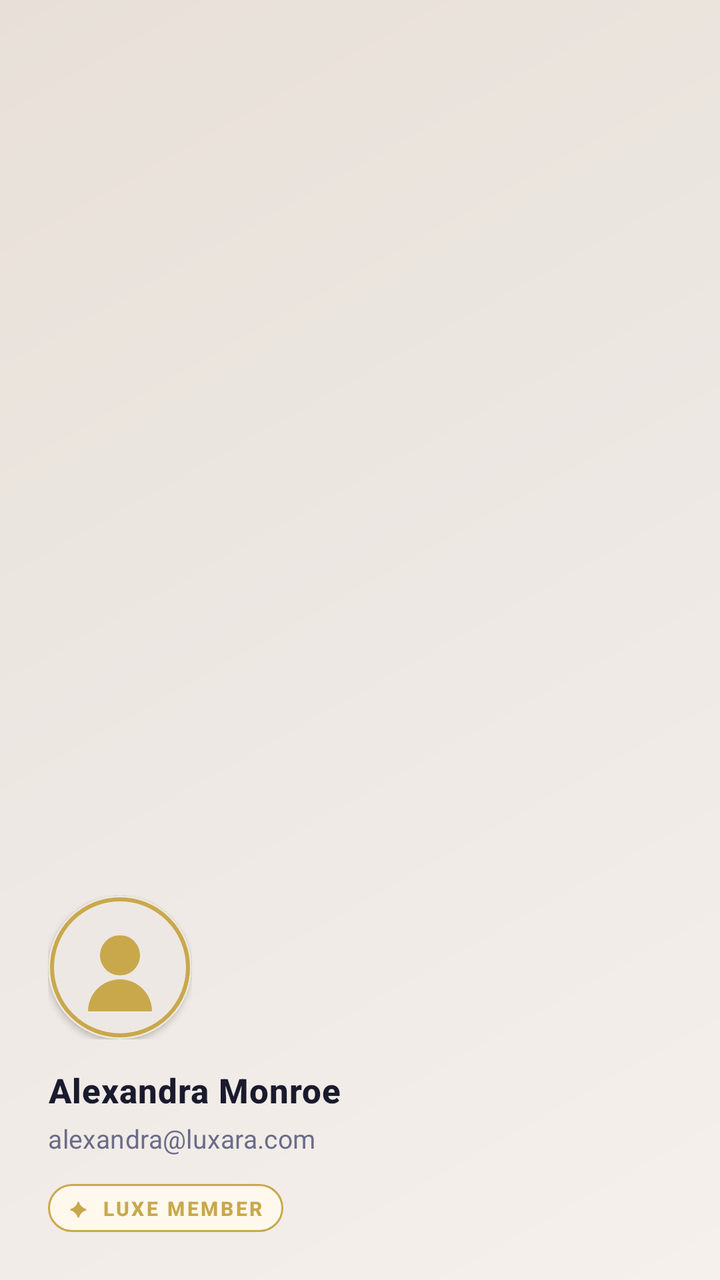
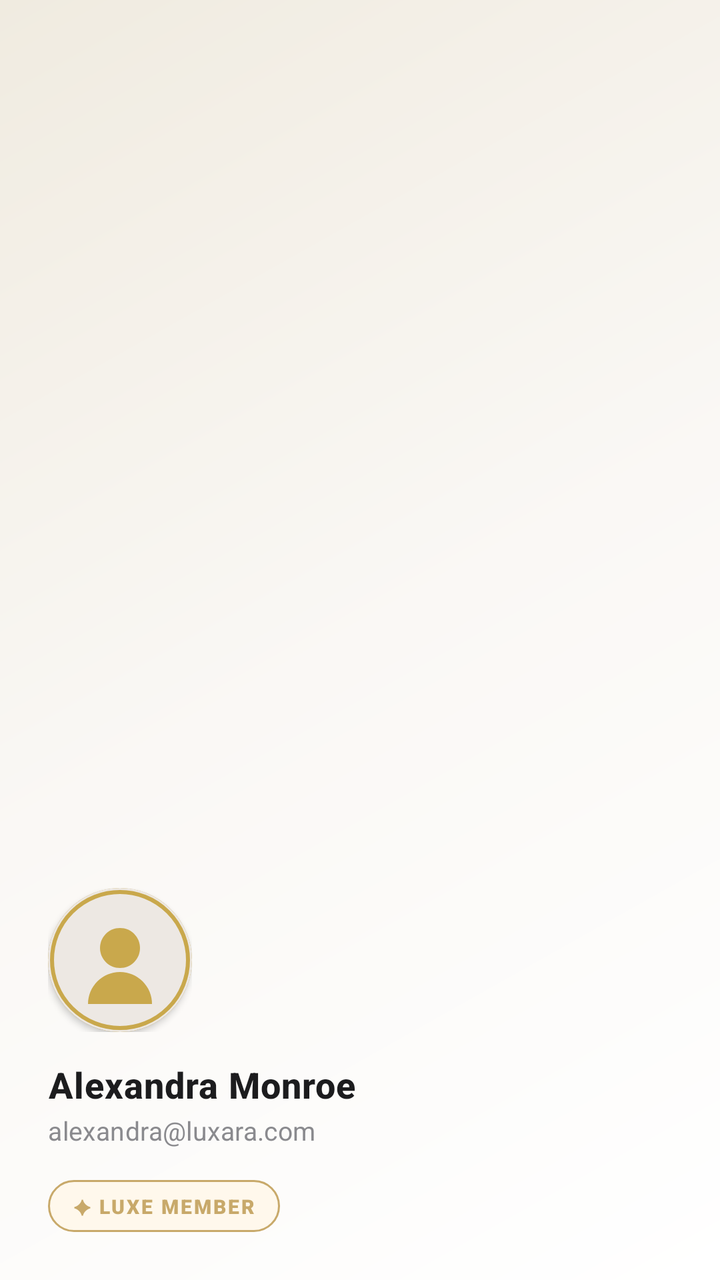

Compare the two renders of this Android layout. The source of the first and the diff that turns it into the second are given below.
<!-- AndroidManifest.xml: application theme Theme.Luxara -->
<!-- res/layout/side_nav_header.xml -->
<?xml version="1.0" encoding="utf-8"?>
<LinearLayout xmlns:android="http://schemas.android.com/apk/res/android"
    xmlns:app="http://schemas.android.com/apk/res-auto"
    android:layout_width="match_parent"
    android:layout_height="200dp"
    android:orientation="vertical"
    android:padding="24dp"
    android:paddingBottom="20dp"
    android:gravity="bottom"
    android:background="@drawable/nav_header_background">

    <FrameLayout
        android:layout_width="72dp"
        android:layout_height="72dp"
        android:layout_marginBottom="14dp">

        <ImageView
            android:id="@+id/iv_profile"
            android:layout_width="72dp"
            android:layout_height="72dp"
            android:src="@drawable/ic_default_avatar"
            android:scaleType="centerCrop"
            android:background="@drawable/circle_profile_border"
            android:clipToOutline="true"
            android:elevation="2dp"
            android:contentDescription="Profile Picture" />

    </FrameLayout>

    <TextView
        android:id="@+id/tv_user_name"
        android:layout_width="wrap_content"
        android:layout_height="wrap_content"
        android:text="Alexandra Monroe"
        android:textColor="#1A1A2E"
        android:textSize="17sp"
        android:textStyle="bold"
        android:fontFamily="sans-serif-medium"
        android:letterSpacing="0.02"
        android:layout_marginBottom="4dp" />

    <TextView
        android:id="@+id/tv_user_email"
        android:layout_width="wrap_content"
        android:layout_height="wrap_content"
        android:text="alexandra@luxara.com"
        android:textColor="#6B6B8A"
        android:textSize="13sp"
        android:fontFamily="sans-serif"
        android:letterSpacing="0.01" />

    <LinearLayout
        android:layout_width="match_parent"
        android:layout_height="wrap_content"
        android:orientation="horizontal"
        android:layout_marginTop="14dp"
        android:gravity="start">

        <TextView
            android:id="@+id/tv_membership_badge"
            android:layout_width="wrap_content"
            android:layout_height="match_parent"
            android:background="@drawable/badge_background"
            android:fontFamily="sans-serif-medium"
            android:letterSpacing="0.12"
            android:paddingStart="10dp"
            android:paddingTop="5dp"
            android:paddingEnd="10dp"
            android:paddingBottom="5dp"
            android:text="✦  LUXE MEMBER"
            android:textColor="#C9A84C"
            android:textSize="10sp"
            android:textStyle="bold" />

    </LinearLayout>

</LinearLayout>
<!-- resources referenced by this layout -->
<resources>
  <!-- drawable badge_background (drawable) -->
  <?xml version="1.0" encoding="utf-8"?>
  <shape xmlns:android="http://schemas.android.com/apk/res/android"
      android:shape="rectangle">
  
      <solid android:color="#FFF8EC" />
  
      <stroke
          android:width="1dp"
          android:color="#C9A84C" />
  
      <corners android:radius="20dp" />
  
  </shape>
  <!-- drawable circle_profile_border (drawable) -->
  <?xml version="1.0" encoding="utf-8"?>
  <shape xmlns:android="http://schemas.android.com/apk/res/android"
      android:shape="oval">
  
      <solid android:color="#FFFFFF" />
  
      <stroke
          android:width="2dp"
          android:color="#C9A84C" />
  
      <size
          android:width="72dp"
          android:height="72dp" />
  
  </shape>
  <!-- drawable nav_header_background (drawable) -->
  <?xml version="1.0" encoding="utf-8"?>
  <shape xmlns:android="http://schemas.android.com/apk/res/android"
      android:shape="rectangle">
  
      <gradient
          android:type="linear"
          android:angle="135"
          android:startColor="#F5F0EB"
          android:centerColor="#EDE8E3"
          android:endColor="#E8E0D8"
          android:useLevel="false" />
  
  </shape>
  <color name="md_theme_primary">#415F91</color>
  <color name="md_theme_onPrimary">#FFFFFF</color>
  <color name="md_theme_primaryContainer">#D6E3FF</color>
  <color name="md_theme_onPrimaryContainer">#284777</color>
  <color name="md_theme_secondary">#565F71</color>
  <color name="md_theme_onSecondary">#FFFFFF</color>
  <color name="md_theme_secondaryContainer">#DAE2F9</color>
  <color name="md_theme_onSecondaryContainer">#3E4759</color>
  <color name="md_theme_tertiary">#705575</color>
  <color name="md_theme_onTertiary">#FFFFFF</color>
  <color name="md_theme_tertiaryContainer">#FAD8FD</color>
  <color name="md_theme_onTertiaryContainer">#573E5C</color>
  <color name="md_theme_error">#BA1A1A</color>
  <color name="md_theme_onError">#FFFFFF</color>
  <color name="md_theme_errorContainer">#FFDAD6</color>
  <color name="md_theme_onErrorContainer">#93000A</color>
  <color name="md_theme_background">#F9F9FF</color>
  <color name="md_theme_onBackground">#191C20</color>
  <color name="md_theme_surface">#F9F9FF</color>
  <color name="md_theme_onSurface">#191C20</color>
  <color name="md_theme_surfaceVariant">#E0E2EC</color>
  <color name="md_theme_onSurfaceVariant">#44474E</color>
  <color name="md_theme_outline">#74777F</color>
  <color name="md_theme_outlineVariant">#C4C6D0</color>
  <color name="md_theme_inverseSurface">#2E3036</color>
  <color name="md_theme_inverseOnSurface">#F0F0F7</color>
  <color name="md_theme_inversePrimary">#AAC7FF</color>
  <color name="md_theme_primaryFixed">#D6E3FF</color>
  <color name="md_theme_onPrimaryFixed">#001B3E</color>
  <color name="md_theme_primaryFixedDim">#AAC7FF</color>
  <color name="md_theme_onPrimaryFixedVariant">#284777</color>
  <color name="md_theme_secondaryFixed">#DAE2F9</color>
  <color name="md_theme_onSecondaryFixed">#131C2B</color>
  <color name="md_theme_secondaryFixedDim">#BEC6DC</color>
  <color name="md_theme_onSecondaryFixedVariant">#3E4759</color>
  <color name="md_theme_tertiaryFixed">#FAD8FD</color>
  <color name="md_theme_onTertiaryFixed">#28132E</color>
  <color name="md_theme_tertiaryFixedDim">#DDBCE0</color>
  <color name="md_theme_onTertiaryFixedVariant">#573E5C</color>
  <color name="md_theme_surfaceDim">#D9D9E0</color>
  <color name="md_theme_surfaceBright">#F9F9FF</color>
  <color name="md_theme_surfaceContainerLowest">#FFFFFF</color>
  <color name="md_theme_surfaceContainerLow">#F3F3FA</color>
  <color name="md_theme_surfaceContainer">#EDEDF4</color>
  <color name="md_theme_surfaceContainerHigh">#E7E8EE</color>
  <color name="md_theme_surfaceContainerHighest">#E2E2E9</color>
  <!-- unchanged entries left out for length: 2 -->
</resources>

<!-- the commit's change to res/layout/side_nav_header.xml (unified diff, before → after) -->
@@ -32,19 +32,19 @@
         android:layout_width="wrap_content"
         android:layout_height="wrap_content"
         android:text="Alexandra Monroe"
-        android:textColor="#1A1A2E"
-        android:textSize="17sp"
+        android:textColor="@color/color_text_primary"
+        android:textSize="18sp"
         android:textStyle="bold"
         android:fontFamily="sans-serif-medium"
         android:letterSpacing="0.02"
-        android:layout_marginBottom="4dp" />
+        android:layout_marginBottom="2dp" />
 
     <TextView
         android:id="@+id/tv_user_email"
         android:layout_width="wrap_content"
         android:layout_height="wrap_content"
         android:text="alexandra@luxara.com"
-        android:textColor="#6B6B8A"
+        android:textColor="@color/color_text_secondary"
         android:textSize="13sp"
         android:fontFamily="sans-serif"
         android:letterSpacing="0.01" />
@@ -53,7 +53,7 @@
         android:layout_width="match_parent"
         android:layout_height="wrap_content"
         android:orientation="horizontal"
-        android:layout_marginTop="14dp"
+        android:layout_marginTop="16dp"
         android:gravity="start">
 
         <TextView
@@ -61,16 +61,15 @@
             android:layout_width="wrap_content"
             android:layout_height="match_parent"
             android:background="@drawable/badge_background"
-            android:fontFamily="sans-serif-medium"
-            android:letterSpacing="0.12"
-            android:paddingStart="10dp"
-            android:paddingTop="5dp"
-            android:paddingEnd="10dp"
-            android:paddingBottom="5dp"
-            android:text="✦  LUXE MEMBER"
-            android:textColor="#C9A84C"
-            android:textSize="10sp"
-            android:textStyle="bold" />
+            android:fontFamily="sans-serif-black"
+            android:letterSpacing="0.1"
+            android:paddingStart="12dp"
+            android:paddingTop="6dp"
+            android:paddingEnd="12dp"
+            android:paddingBottom="6dp"
+            android:text="@string/side_nav_luxe_member"
+            android:textColor="@color/color_gold_accent"
+            android:textSize="10sp" />
 
     </LinearLayout>
 
<!-- resource entries referenced after the edit -->
@@ -1,5 +1,8 @@
 <!-- resources referenced by this layout -->
 <resources>
+  <color name="color_gold_accent">#C8A96A</color>
+  <color name="color_text_primary">#1C1C1E</color>
+  <color name="color_text_secondary">#8A8A8E</color>
   <!-- drawable badge_background (drawable) -->
   <?xml version="1.0" encoding="utf-8"?>
   <shape xmlns:android="http://schemas.android.com/apk/res/android"
@@ -9,7 +12,7 @@
   
       <stroke
           android:width="1dp"
-          android:color="#C9A84C" />
+          android:color="@color/color_gold_accent" />
   
       <corners android:radius="20dp" />
   
@@ -34,16 +37,14 @@
   <?xml version="1.0" encoding="utf-8"?>
   <shape xmlns:android="http://schemas.android.com/apk/res/android"
       android:shape="rectangle">
-  
       <gradient
-          android:type="linear"
           android:angle="135"
-          android:startColor="#F5F0EB"
-          android:centerColor="#EDE8E3"
-          android:endColor="#E8E0D8"
-          android:useLevel="false" />
-  
+          android:centerColor="#FAF8F5"
+          android:endColor="#F0EBE0"
+          android:startColor="#FFFFFF"
+          android:type="linear" />
   </shape>
+  <string name="side_nav_luxe_member">✦ LUXE MEMBER</string>
   <color name="md_theme_primary">#415F91</color>
   <color name="md_theme_onPrimary">#FFFFFF</color>
   <color name="md_theme_primaryContainer">#D6E3FF</color>
